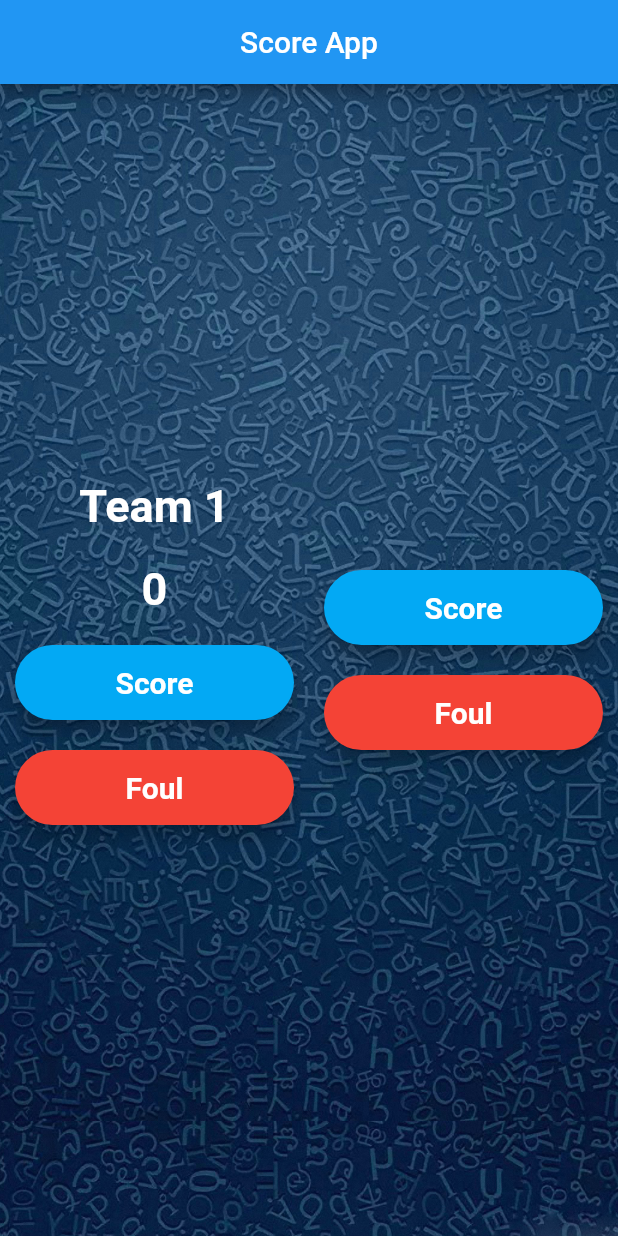
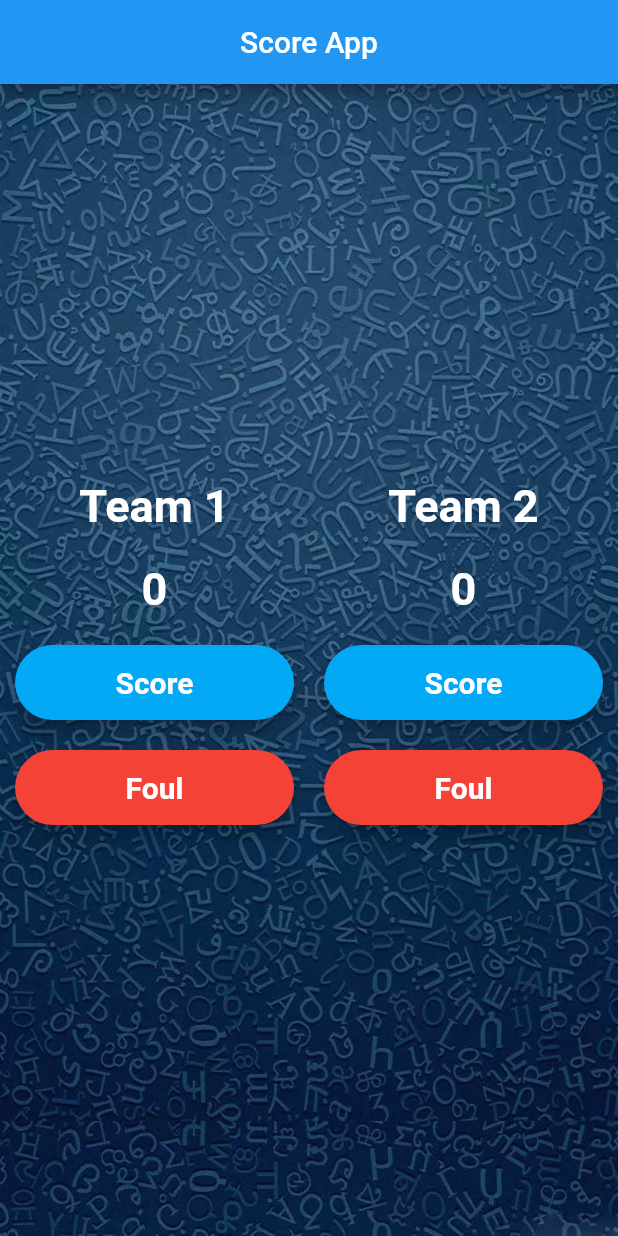
Before and after one commit to tijojose27/score_app_flutter, a Flutter app: the screen it shows after launch, after a tap on "Score", after a tap on "Foul", on a phone screen of 412 x 824 dp. Run offline on Flutter 3.47's test engine with Material 2 defaults, Android fonts, the phone set to English and light mode, and no system bars.

Commit message:
FINAL COMMIT TO THE APP

```diff
--- a/lib/main.dart
+++ b/lib/main.dart
@@ -16,12 +16,9 @@ void main() {
                 image: AssetImage("images/background.jpg"), fit: BoxFit.cover)),
         child: Row(
           children: <Widget>[
-            Expanded(child: ScoreApp()),
+            Expanded(child: ScoreApp(score1, 'Team 1')),
             Expanded(
-              child: Column(
-                mainAxisAlignment: MainAxisAlignment.center,
-                children: <Widget>[Score1Button(), Foul1Button()],
-              ),
+              child: ScoreApp(score2, "Team 2"),
             ),
           ],
         ),
@@ -31,6 +28,11 @@ void main() {
 }
 
 class ScoreApp extends StatefulWidget {
+  String teamtextView;
+  int score;
+
+  ScoreApp(this.score, this.teamtextView);
+
   @override
   State<StatefulWidget> createState() {
     return _ScoreApp();
@@ -43,10 +45,10 @@ class _ScoreApp extends State<ScoreApp> {
     return Column(
       mainAxisAlignment: MainAxisAlignment.center,
       children: <Widget>[
-        Team1TextView(),
+        TeamTextView(widget.teamtextView),
         Padding(
             padding: EdgeInsets.only(bottom: 10.0),
-            child: Text("${score1}",
+            child: Text("${widget.score}",
                 style: TextStyle(
                     fontSize: 30.0,
                     fontWeight: FontWeight.bold,
@@ -59,7 +61,7 @@ class _ScoreApp extends State<ScoreApp> {
                 child: RaisedButton(
                   onPressed: () {
                     setState(() {
-                      score1++;
+                      widget.score++;
                     });
                   },
                   color: Colors.lightBlue,
@@ -83,8 +85,8 @@ class _ScoreApp extends State<ScoreApp> {
                 child: RaisedButton(
                   onPressed: () {
                     setState(() {
-                      if (score1 - 1 >= 0) {
-                        score1--;
+                      if (widget.score - 1 >= 0) {
+                        widget.score--;
                       }
                     });
                   },
@@ -106,82 +108,19 @@ class _ScoreApp extends State<ScoreApp> {
   }
 }
 
-class Score1Button extends StatelessWidget {
+class TeamTextView extends StatelessWidget {
+  String teamName;
+
+  TeamTextView(this.teamName);
+
   @override
   Widget build(BuildContext context) {
     return Padding(
-        padding: EdgeInsets.all(10.0),
-        child: Container(
-            width: 230.0,
-            height: 50.0,
-            child: RaisedButton(
-              onPressed: () {
-                score1--;
-              },
-              color: Colors.lightBlue,
-              elevation: 6.0,
-              splashColor: Colors.blueGrey,
-              shape: new RoundedRectangleBorder(
-                  borderRadius: BorderRadius.circular(30.0)),
-              child: Text(
-                "Score",
-                style: TextStyle(
-                    fontSize: 20.0,
-                    fontWeight: FontWeight.bold,
-                    color: Colors.white),
-              ),
-            )));
-  }
-}
-
-class Foul1Button extends StatelessWidget {
-  @override
-  Widget build(BuildContext context) {
-    return Padding(
-        padding: EdgeInsets.all(10.0),
-        child: Container(
-            width: 230.0,
-            height: 50.0,
-            child: RaisedButton(
-              onPressed: () {},
-              color: Colors.red,
-              elevation: 6.0,
-              splashColor: Colors.blueGrey,
-              shape: new RoundedRectangleBorder(
-                  borderRadius: BorderRadius.circular(30.0)),
-              child: Text(
-                "Foul",
-                style: TextStyle(
-                    fontSize: 20.0,
-                    fontWeight: FontWeight.bold,
-                    color: Colors.white),
-              ),
-            )));
-  }
-}
-
-class ScoreTextView extends StatelessWidget {
-  @override
-  Widget build(BuildContext context) {
-    return Padding(
-        padding: EdgeInsets.only(bottom: 10.0),
+        padding: EdgeInsets.only(bottom: 20.0),
         child: Text(
-          "0",
+          teamName,
           style: TextStyle(
               fontSize: 30.0, fontWeight: FontWeight.bold, color: Colors.white),
         ));
   }
 }
-
-class Team1TextView extends StatelessWidget {
-  @override
-  Widget build(BuildContext context) {
-    return Padding(
-        padding: EdgeInsets.only(bottom: 20.0),
-        child: Text(
-          "Team 1",
-          style: TextStyle(
-              fontSize: 30.0, fontWeight: FontWeight.bold, color: Colors.white),
-        ));
-  }
-}
```
